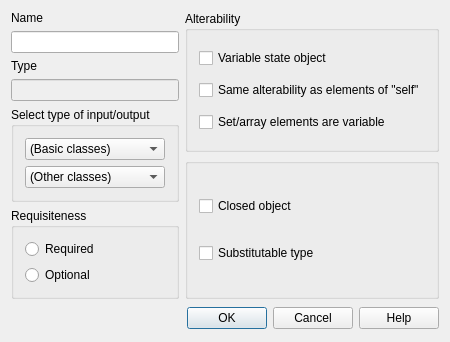
The window that lavape/src/LavaPE_UI/idd_iobox.ui (berkus/lavape) describes before a commit, drawn with Qt 5.
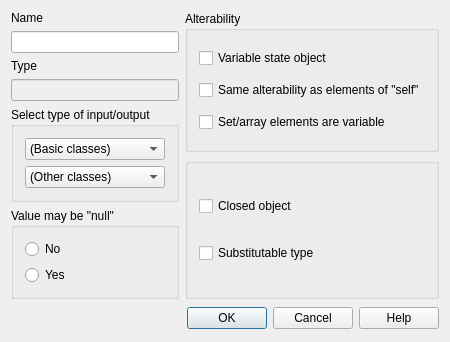
The same window after the commit.

```diff
--- a/lavape/src/LavaPE_UI/idd_iobox.ui
+++ b/lavape/src/LavaPE_UI/idd_iobox.ui
@@ -111,7 +111,7 @@
        <item>
         <widget class="QGroupBox" name="BGroup_ObjCat" >
          <property name="title" >
-          <string>Requisiteness</string>
+          <string>Value may be "null"</string>
          </property>
          <layout class="QVBoxLayout" >
           <property name="spacing" >
@@ -132,7 +132,7 @@
              <string>A non-null value is required for this variable</string>
             </property>
             <property name="text" >
-             <string>Required</string>
+             <string>No</string>
             </property>
            </widget>
           </item>
@@ -148,7 +148,7 @@
              <string>May assume the value "null"</string>
             </property>
             <property name="text" >
-             <string>Optional</string>
+             <string>Yes</string>
             </property>
            </widget>
           </item>
```
